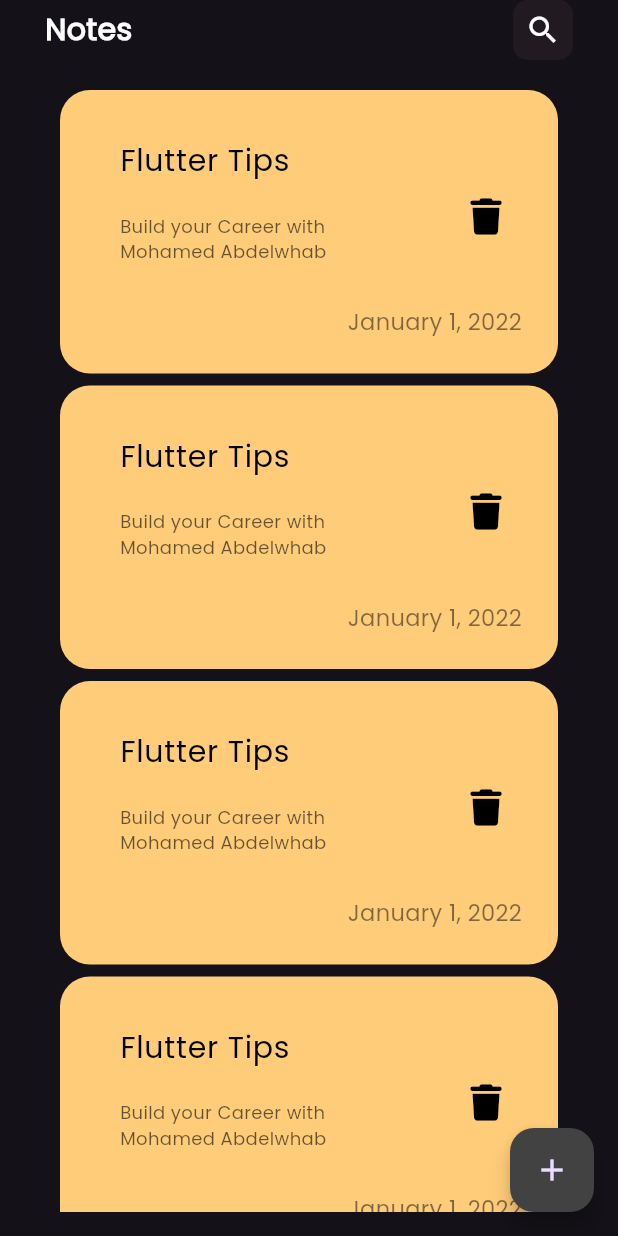
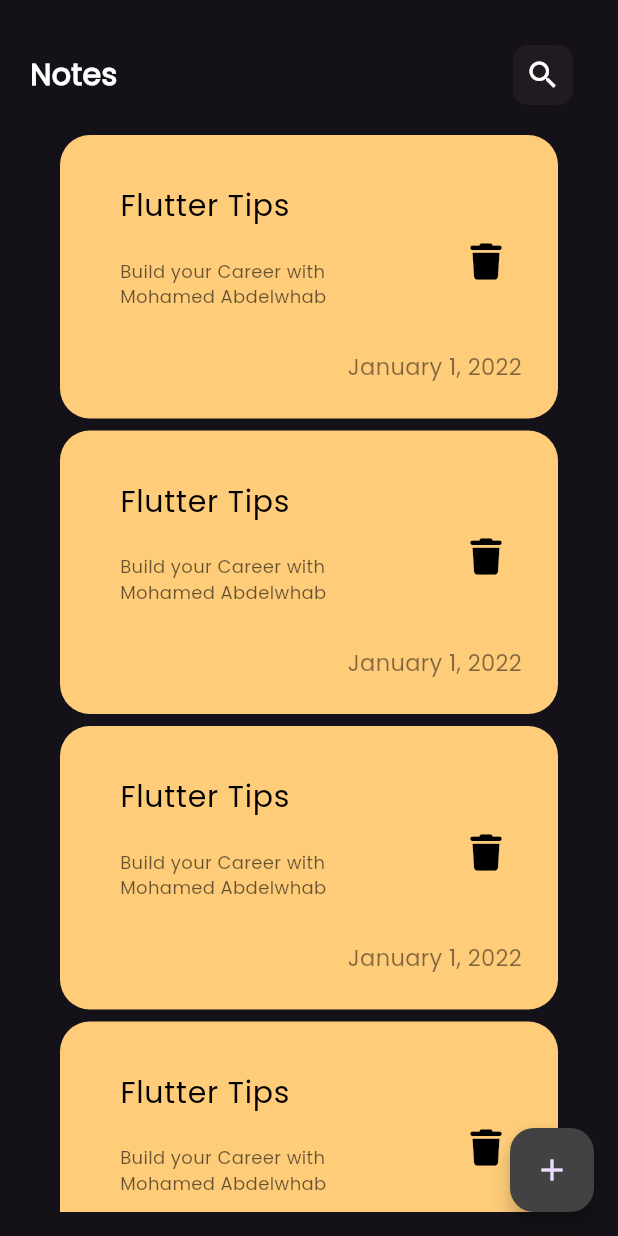
Before and after one commit to MohamedAbdelwhabMohamed/notes_app, a Flutter app: the screen it shows after launch, on a phone screen of 412 x 824 dp. Run offline on Flutter 3.47's test engine with Material 3 defaults, Android fonts, the light colour scheme and no system bars; our stand-ins replace font_awesome_flutter.

Commit message:
solve proplem to appbar

```diff
--- a/lib/widget/custom_appBar.dart
+++ b/lib/widget/custom_appBar.dart
@@ -11,13 +11,8 @@ class CostomAppbar extends StatelessWidget {
 
   @override
   Widget build(BuildContext context) {
-    return Scaffold(
-        body: SafeArea(
-      child: Row(
+    return Row(
       children: [
-          const SizedBox(
-            width: 10,
-          ),
         Text(title,
             style: const TextStyle(
               color: Colors.white,
@@ -29,7 +24,6 @@ class CostomAppbar extends StatelessWidget {
           icon: icon,
         )
       ],
-      ),
-    ));
+    );
   }
 }
--- a/lib/widget/edit_view_body.dart
+++ b/lib/widget/edit_view_body.dart
@@ -11,7 +11,7 @@ class EditNoteViewBady extends StatelessWidget {
         preferredSize: Size.fromHeight(40.0), // or any other size you want
         child: CostomAppbar(
           icon: Icons.check,
-          title: 'Notes',
+          title: 'Edit Note',
         ),
       ),
       body: Padding(
--- a/lib/widget/notes_list_view.dart
+++ b/lib/widget/notes_list_view.dart
@@ -1,13 +1,12 @@
 import 'package:flutter/material.dart';
 import 'package:opp/widget/costom_note_item(1).dart';
 
-class NotesListViewe extends StatelessWidget {
-  const NotesListViewe({super.key});
+class NotesListView extends StatelessWidget {
+  const NotesListView({super.key});
 
   @override
   Widget build(BuildContext context) {
-    return Scaffold(
-      body: Padding(
+    return Padding(
       padding: const EdgeInsets.symmetric(vertical: 16),
       child: ListView.builder(
         padding: EdgeInsets.zero,
@@ -18,7 +17,6 @@ class NotesListViewe extends StatelessWidget {
           );
         },
       ),
-      ),
     );
   }
 }
--- a/lib/widget/notes_view_bady.dart
+++ b/lib/widget/notes_view_bady.dart
@@ -8,17 +8,17 @@ class NotesViewBady extends StatelessWidget {
   @override
   Widget build(BuildContext context) {
     return const Scaffold(
-        appBar: PreferredSize(
-          preferredSize: Size.fromHeight(40.0), // or any other size you want
-          child: CostomAppbar(
-            icon: Icons.search,
-            title: 'Notes',
-          ),
+        body: Column(
+      children: [
+        SizedBox(
+          height: 30,
         ),
-        body: Column(
-          children: [
-            Expanded(child: NotesListViewe()),
-          ],
-        ));
+        CostomAppbar(
+          icon: Icons.search,
+          title: 'Notes',
+        ),
+        Expanded(child: NotesListView()),
+      ],
+    ));
   }
 }
```
Lines whose indentation alone changed are shown as unchanged.
